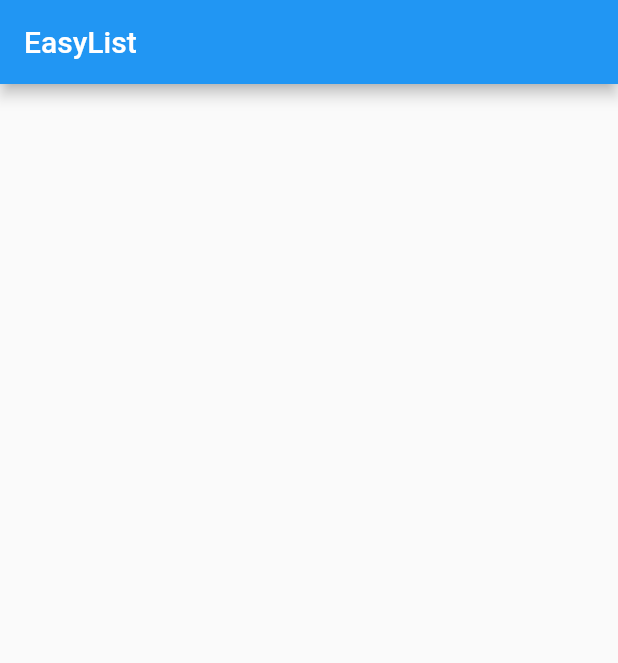
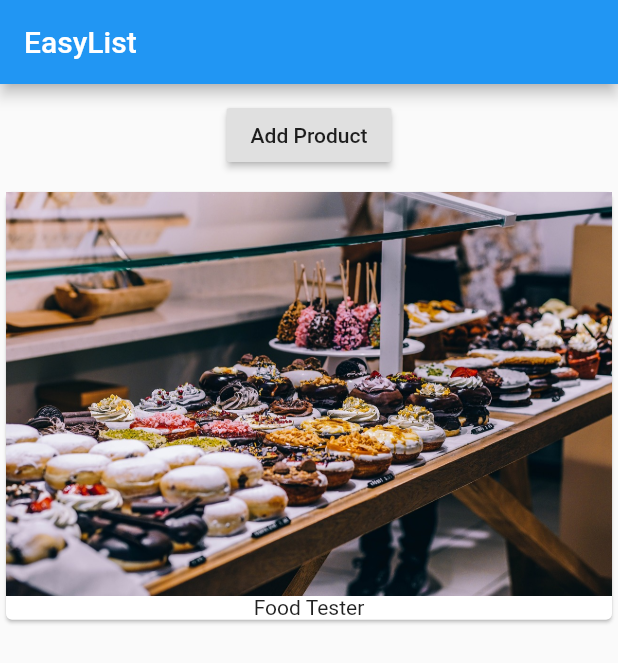
Before and after one commit to Luquatic/first_app, a Flutter app: the screen it shows after launch, on a phone screen of 412 x 824 dp. Shown: the top 663 px of the screen. Run offline on Flutter 3.47's test engine with Material 2 defaults, Android fonts, the phone set to English and light mode, and no system bars.

Commit message:
added button to add card to lists

```diff
--- a/lib/main.dart
+++ b/lib/main.dart
@@ -2,15 +2,47 @@ import 'package:flutter/material.dart';
 
 void main() => runApp(MyApp());
 
-class MyApp extends StatelessWidget {
+class MyApp extends StatefulWidget {
+  @override
+  State<StatefulWidget> createState() {
+    // TODO: implement createState
+    return _MyAppState();
+  }
+}
+
+class _MyAppState extends State<MyApp> {
+  List<String> _products = ['Food Tester'];
+
   @override
   Widget build(BuildContext context) {
     return MaterialApp(
       home: Scaffold(
-        appBar: AppBar(
-          title: Text('EasyList'),
-        ),
-      ),
+          appBar: AppBar(
+            title: Text('EasyList'),
+          ),
+          body: Column(
+            children: [
+              Container(
+                margin: EdgeInsets.all(10.0),
+                child: RaisedButton(
+                  onPressed: () {},
+                  child: Text('Add Product'),
+                ),
+              ),
+              Column(
+                children: _products
+                    .map((element) => Card(
+                          child: Column(
+                            children: <Widget>[
+                              Image.asset('assets/food.jpg'),
+                              Text(element)
+                            ],
+                          ),
+                        ))
+                    .toList(),
+              )
+            ],
+          )),
     );
   }
 }
--- a/pubspec.yaml
+++ b/pubspec.yaml
@@ -41,9 +41,8 @@ flutter:
   uses-material-design: true
 
   # To add assets to your application, add an assets section, like this:
-  # assets:
-  #  - images/a_dot_burr.jpeg
-  #  - images/a_dot_ham.jpeg
+  assets:
+    - assets/food.jpg
 
   # An image asset can refer to one or more resolution-specific "variants", see
   # https://flutter.dev/assets-and-images/#resolution-aware.
```
Also changed, not shown: assets/food.jpg (added).
